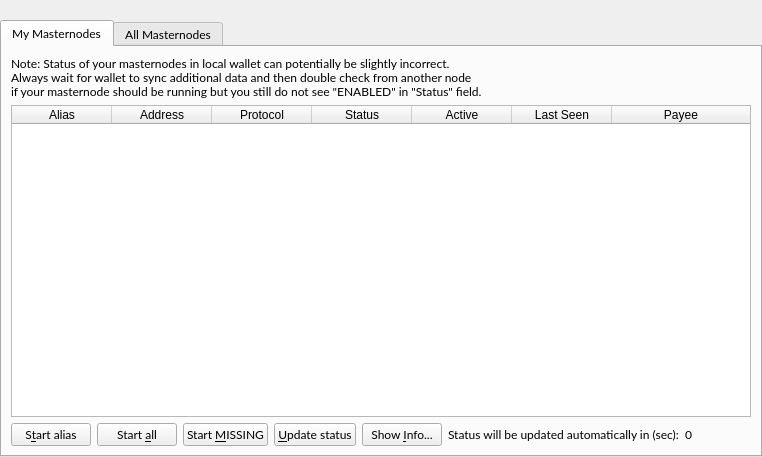
First picture: the form in src/qt/forms/masternodelist.ui, repository ichudu/ABS, before the edit.
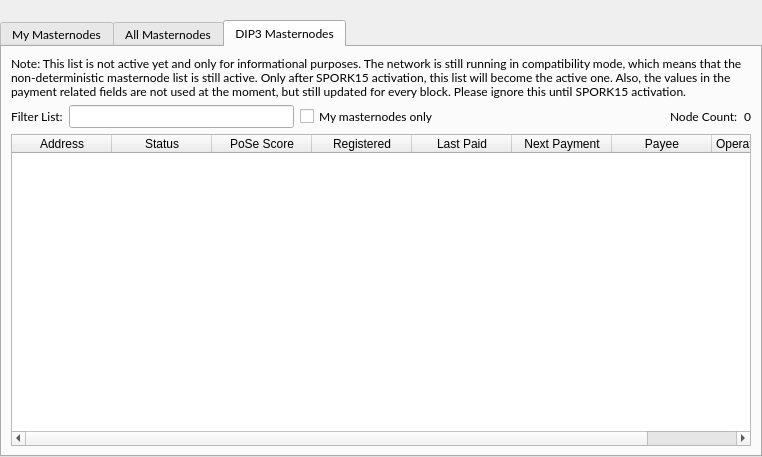
Second picture: the form after the edit. The open tabs and pages were chosen to show the change.

```diff
--- a/src/qt/forms/masternodelist.ui
+++ b/src/qt/forms/masternodelist.ui
@@ -321,6 +321,211 @@
             </widget>
            </item>
           </layout>
+         </item>
+         <item row="3" column="0">
+          <widget class="QTableWidget" name="tableWidgetMasternodes">
+           <property name="editTriggers">
+            <set>QAbstractItemView::NoEditTriggers</set>
+           </property>
+           <property name="alternatingRowColors">
+            <bool>true</bool>
+           </property>
+           <property name="selectionBehavior">
+            <enum>QAbstractItemView::SelectRows</enum>
+           </property>
+           <property name="selectionMode">
+            <enum>QAbstractItemView::NoSelection</enum>
+           </property>
+           <property name="sortingEnabled">
+            <bool>true</bool>
+           </property>
+           <attribute name="horizontalHeaderStretchLastSection">
+            <bool>true</bool>
+           </attribute>
+           <column>
+            <property name="text">
+             <string>Address</string>
+            </property>
+           </column>
+           <column>
+            <property name="text">
+             <string>Protocol</string>
+            </property>
+           </column>
+           <column>
+            <property name="text">
+             <string>Status</string>
+            </property>
+           </column>
+           <column>
+            <property name="text">
+             <string>Active</string>
+            </property>
+           </column>
+           <column>
+            <property name="text">
+             <string>Last Seen</string>
+            </property>
+           </column>
+           <column>
+            <property name="text">
+             <string>Payee</string>
+            </property>
+           </column>
+          </widget>
+         </item>
+         <item row="0" column="0">
+          <widget class="QLabel" name="legacyListNote">
+           <property name="text">
+            <string>&lt;html&gt;&lt;head/&gt;&lt;body&gt;&lt;p&gt;Note: This list represents the legacy and non-deterministic masternode list. It is only active as long as DIP3 has not been fully activated. After SPORK15 activation, this list will be empty.&lt;/p&gt;&lt;/body&gt;&lt;/html&gt;</string>
+           </property>
+           <property name="textFormat">
+            <enum>Qt::AutoText</enum>
+           </property>
+           <property name="wordWrap">
+            <bool>true</bool>
+           </property>
+          </widget>
+         </item>
+        </layout>
+       </widget>
+       <widget class="QWidget" name="tabDIP3Masternodes">
+        <attribute name="title">
+         <string>DIP3 Masternodes</string>
+        </attribute>
+        <layout class="QGridLayout" name="gridLayout_3">
+         <item row="1" column="0">
+          <layout class="QHBoxLayout" name="horizontalLayout_4">
+           <property name="bottomMargin">
+            <number>0</number>
+           </property>
+           <item>
+            <widget class="QLabel" name="label_filter_2">
+             <property name="text">
+              <string>Filter List:</string>
+             </property>
+            </widget>
+           </item>
+           <item>
+            <widget class="QLineEdit" name="filterLineEditDIP3">
+             <property name="toolTip">
+              <string>Filter masternode list</string>
+             </property>
+            </widget>
+           </item>
+           <item>
+            <widget class="QCheckBox" name="checkBoxMyMasternodesOnly">
+             <property name="toolTip">
+              <string>Show only masternodes this wallet has keys for.</string>
+             </property>
+             <property name="text">
+              <string>My masternodes only</string>
+             </property>
+            </widget>
+           </item>
+           <item>
+            <spacer name="horizontalSpacer_4">
+             <property name="orientation">
+              <enum>Qt::Horizontal</enum>
+             </property>
+             <property name="sizeHint" stdset="0">
+              <size>
+               <width>10</width>
+               <height>20</height>
+              </size>
+             </property>
+            </spacer>
+           </item>
+           <item>
+            <widget class="QLabel" name="label_count_2">
+             <property name="text">
+              <string>Node Count:</string>
+             </property>
+            </widget>
+           </item>
+           <item>
+            <widget class="QLabel" name="countLabelDIP3">
+             <property name="text">
+              <string>0</string>
+             </property>
+            </widget>
+           </item>
+          </layout>
+         </item>
+         <item row="2" column="0">
+          <widget class="QTableWidget" name="tableWidgetMasternodesDIP3">
+           <property name="editTriggers">
+            <set>QAbstractItemView::NoEditTriggers</set>
+           </property>
+           <property name="alternatingRowColors">
+            <bool>true</bool>
+           </property>
+           <property name="selectionMode">
+            <enum>QAbstractItemView::SingleSelection</enum>
+           </property>
+           <property name="selectionBehavior">
+            <enum>QAbstractItemView::SelectRows</enum>
+           </property>
+           <property name="sortingEnabled">
+            <bool>true</bool>
+           </property>
+           <attribute name="horizontalHeaderStretchLastSection">
+            <bool>true</bool>
+           </attribute>
+           <column>
+            <property name="text">
+             <string>Address</string>
+            </property>
+           </column>
+           <column>
+            <property name="text">
+             <string>Status</string>
+            </property>
+           </column>
+           <column>
+            <property name="text">
+             <string>PoSe Score</string>
+            </property>
+           </column>
+           <column>
+            <property name="text">
+             <string>Registered</string>
+            </property>
+           </column>
+           <column>
+            <property name="text">
+             <string>Last Paid</string>
+            </property>
+           </column>
+           <column>
+            <property name="text">
+             <string>Next Payment</string>
+            </property>
+           </column>
+           <column>
+            <property name="text">
+             <string>Payee</string>
+            </property>
+           </column>
+           <column>
+            <property name="text">
+             <string>Operator Reward</string>
+            </property>
+           </column>
+          </widget>
+         </item>
+         <item row="0" column="0">
+          <widget class="QLabel" name="dip3NoteLabel">
+           <property name="text">
+            <string>&lt;html&gt;&lt;head/&gt;&lt;body&gt;&lt;p&gt;Note: This list is not active yet and only for informational purposes. The network is still running in compatibility mode, which means that the non-deterministic masternode list is still active. Only after SPORK15 activation, this list will become the active one. Also, the values in the payment related fields are not used at the moment, but still updated for every block. Please ignore this until SPORK15 activation.&lt;/p&gt;&lt;/body&gt;&lt;/html&gt;</string>
+           </property>
+           <property name="textFormat">
+            <enum>Qt::AutoText</enum>
+           </property>
+           <property name="wordWrap">
+            <bool>true</bool>
+           </property>
+          </widget>
          </item>
         </layout>
        </widget>
```
Left out of the diff: 54 changed lines with no effect on the pictures.
